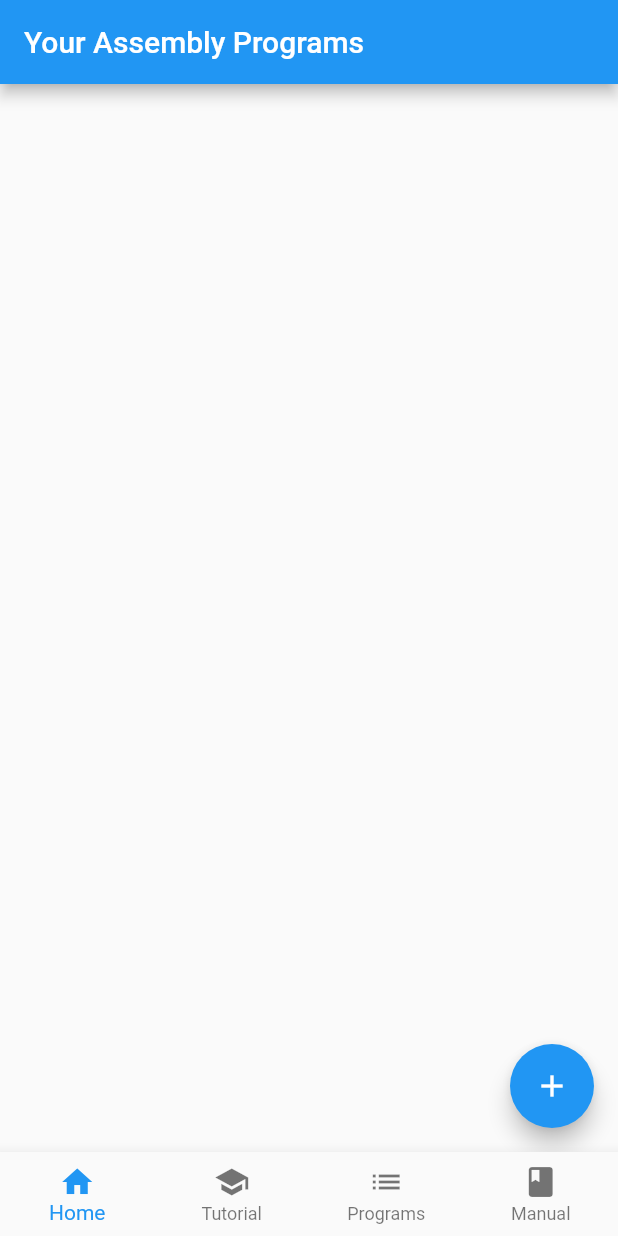
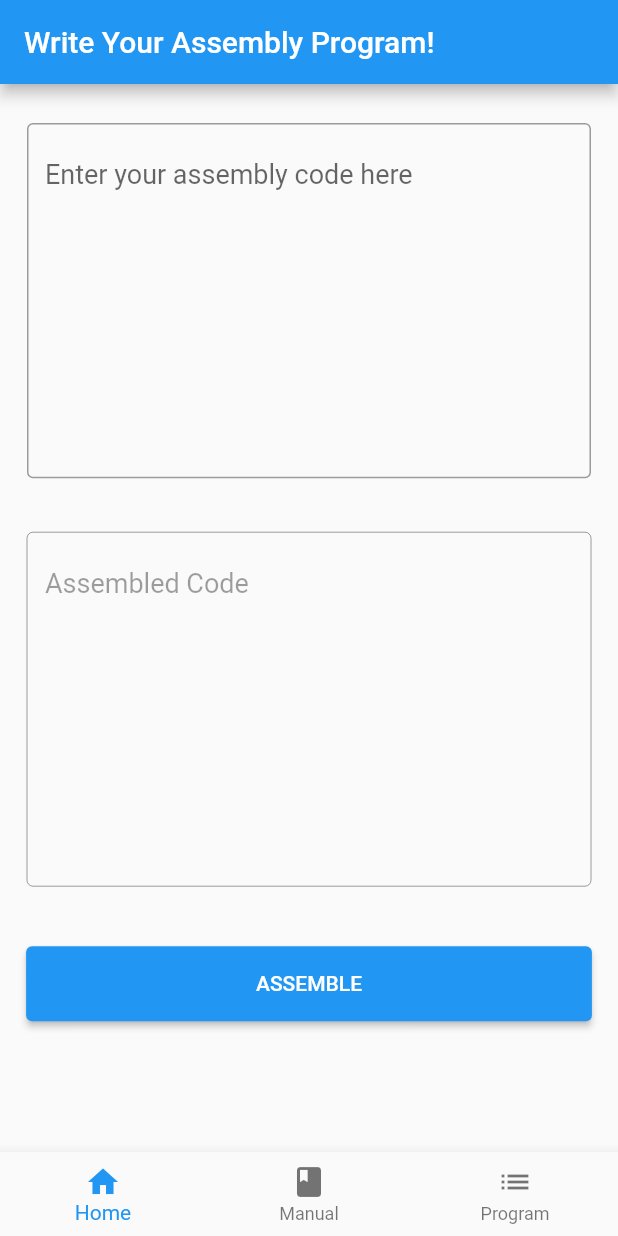
Before and after one commit to nicolasbernier-nguyen/cpu_application, a Flutter app: the screen it shows after launch, swiped to page 3, on a phone screen of 412 x 824 dp. Run offline on Flutter 3.47's test engine with Material 2 defaults, Android fonts, the phone set to English and light mode, and no system bars.

```diff
--- a/lib/edit.dart
+++ b/lib/edit.dart
@@ -1,25 +1,108 @@
+import 'dart:math';
+
+import 'package:cpu_application/formatter/maxLinesFormatter.dart';
 import 'package:flutter/material.dart';
+import 'package:flutter/services.dart';
 
-class Manual extends StatefulWidget {
-  const Manual({super.key});
+class Edit extends StatefulWidget {
+  const Edit({super.key});
 
   @override
-  State<Manual> createState() => _ManualState();
+  State<Edit> createState() => _EditState();
 }
 
-class _ManualState extends State<Manual> with AutomaticKeepAliveClientMixin {
+class _EditState extends State<Edit> with AutomaticKeepAliveClientMixin {
+  final int maxLines = 16;
   @override
   Widget build(BuildContext context) {
     super.build(context);
     return MaterialApp(
-        home: Scaffold(
-      appBar: AppBar(
-        backgroundColor: Colors.blue,
-        title: const Text("Edit"),
-      ),
+        home: GestureDetector(
+      onTap: () => FocusManager.instance.primaryFocus?.unfocus(),
+      child: Scaffold(
+          resizeToAvoidBottomInset: false,
+          appBar: AppBar(
+            backgroundColor: Colors.blue,
+            title: const Text("Write Your Assembly Program!"),
+          ),
+          body: ListView(
+            scrollDirection: Axis.vertical,
+            children: <Widget>[
+              Builder(builder: (context) {
+                return Padding(
+                  padding:
+                      const EdgeInsets.symmetric(horizontal: 8, vertical: 16),
+                  child: Container(
+                    height: maxLines * 14.8,
+                    margin: const EdgeInsets.all(10),
+                    child: TextField(
+                      textAlignVertical: TextAlignVertical.top,
+                      expands: true,
+                      maxLines: null,
+                      minLines: null,
+                      decoration: const InputDecoration(
+                        alignLabelWithHint: true,
+                        border: OutlineInputBorder(),
+                        labelText: 'Enter your assembly code here',
+                      ),
+                      style: const TextStyle(
+                        fontSize: 18,
+                      ),
+                      keyboardType: TextInputType.multiline,
+                      inputFormatters: [
+                        MaxLinesFormatter(maxLines, () {
+                          showSnackBar(context,
+                              'Maximum program length is $maxLines lines');
+                        })
+                      ],
+                    ),
+                  ),
+                );
+              }),
+              Padding(
+                padding: const EdgeInsets.symmetric(horizontal: 8, vertical: 0),
+                child: Container(
+                  height: maxLines * 16.0,
+                  padding: const EdgeInsets.all(10),
+                  child: const TextField(
+                    textAlignVertical: TextAlignVertical.top,
+                    expands: true,
+                    maxLines: null,
+                    minLines: null,
+                    enabled: false,
+                    decoration: InputDecoration(
+                      alignLabelWithHint: true,
+                      labelText: "Assembled Code",
+                      border: OutlineInputBorder(),
+                    ),
+                    style: TextStyle(
+                      fontSize: 18,
+                    ),
+                    keyboardType: TextInputType.multiline,
+                  ),
+                ),
+              ),
+              Padding(
+                padding: const EdgeInsets.symmetric(
+                    horizontal: 17.4, vertical: 30.0),
+                child: ElevatedButton(
+                  style: ElevatedButton.styleFrom(
+                    fixedSize: const Size(200, 50),
+                  ),
+                  onPressed: () {},
+                  child: const Text("ASSEMBLE"),
+                ),
+              ),
+            ],
+          )),
     ));
   }
 
   @override
   bool get wantKeepAlive => true;
+
+  void showSnackBar(BuildContext context, String s) {
+    ScaffoldMessenger.of(context).hideCurrentSnackBar();
+    ScaffoldMessenger.of(context).showSnackBar(SnackBar(content: Text(s)));
+  }
 }
--- /dev/null
+++ b/lib/formatter/maxLinesFormatter.dart
@@ -0,0 +1,22 @@
+import 'package:flutter/services.dart';
+
+class MaxLinesFormatter extends TextInputFormatter {
+  final int maxLines;
+  final VoidCallback onLinesExceeded;
+
+  MaxLinesFormatter(this.maxLines, this.onLinesExceeded);
+
+  @override
+  TextEditingValue formatEditUpdate(
+      TextEditingValue oldValue, TextEditingValue newValue) {
+    final newLineCount = '\n'.allMatches(newValue.text).length + 1;
+
+    if (newLineCount > maxLines) {
+      if (onLinesExceeded != null) {
+        onLinesExceeded();
+      }
+      return oldValue;
+    }
+    return newValue;
+  }
+}
--- a/lib/main.dart
+++ b/lib/main.dart
@@ -1,11 +1,10 @@
-import 'package:cpu_application/manual.dart';
-import 'package:cpu_application/tutorial.dart';
+import 'manual.dart';
 import 'package:flutter/material.dart';
 import 'home.dart';
-import 'programs.dart';
+import 'edit.dart';
 
 void main() {
-  runApp(MyApp());
+  runApp(const MyApp());
 }
 
 class MyApp extends StatefulWidget {
@@ -24,7 +23,7 @@ class _MyAppState extends State<MyApp> {
   void initState() {
     super.initState();
     _selectedPageIndex = 0;
-    _pages = [Home(), Tutorial(), Programs(), Manual()];
+    _pages = [const Home(), const Manual(), const Edit()];
     _pageController = PageController(initialPage: _selectedPageIndex);
   }
 
@@ -42,23 +41,25 @@ class _MyAppState extends State<MyApp> {
           body: PageView(
             controller: _pageController,
             children: _pages,
+            onPageChanged: (_selectedPageIndex) {
+              WidgetsBinding.instance.focusManager.primaryFocus?.unfocus();
+            },
           ),
           bottomNavigationBar: BottomNavigationBar(
               type: BottomNavigationBarType.fixed,
-              items: [
+              items: const [
                 BottomNavigationBarItem(icon: Icon(Icons.home), label: 'Home'),
                 BottomNavigationBarItem(
-                    icon: Icon(Icons.school), label: 'Tutorial'),
+                    icon: Icon(Icons.book), label: 'Manual'),
                 BottomNavigationBarItem(
-                    icon: Icon(Icons.list), label: 'Programs'),
-                BottomNavigationBarItem(icon: Icon(Icons.book), label: 'Manual')
+                    icon: Icon(Icons.list), label: 'Program'),
               ],
               currentIndex: _selectedPageIndex,
               onTap: (selectedPageIndex) {
                 setState(() {
                   _selectedPageIndex = selectedPageIndex;
                   _pageController.animateToPage(selectedPageIndex,
-                      duration: Duration(milliseconds: 500),
+                      duration: const Duration(milliseconds: 500),
                       curve: Curves.easeOut);
                 });
               })),
```
Also changed, not shown: 1 other file.
